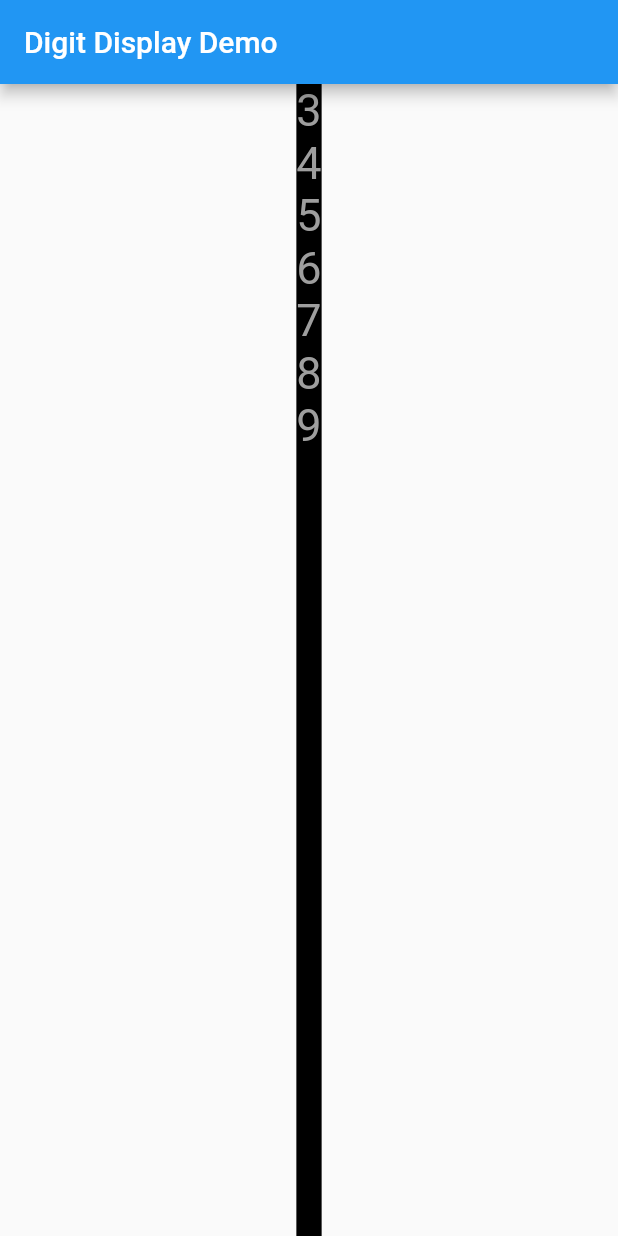
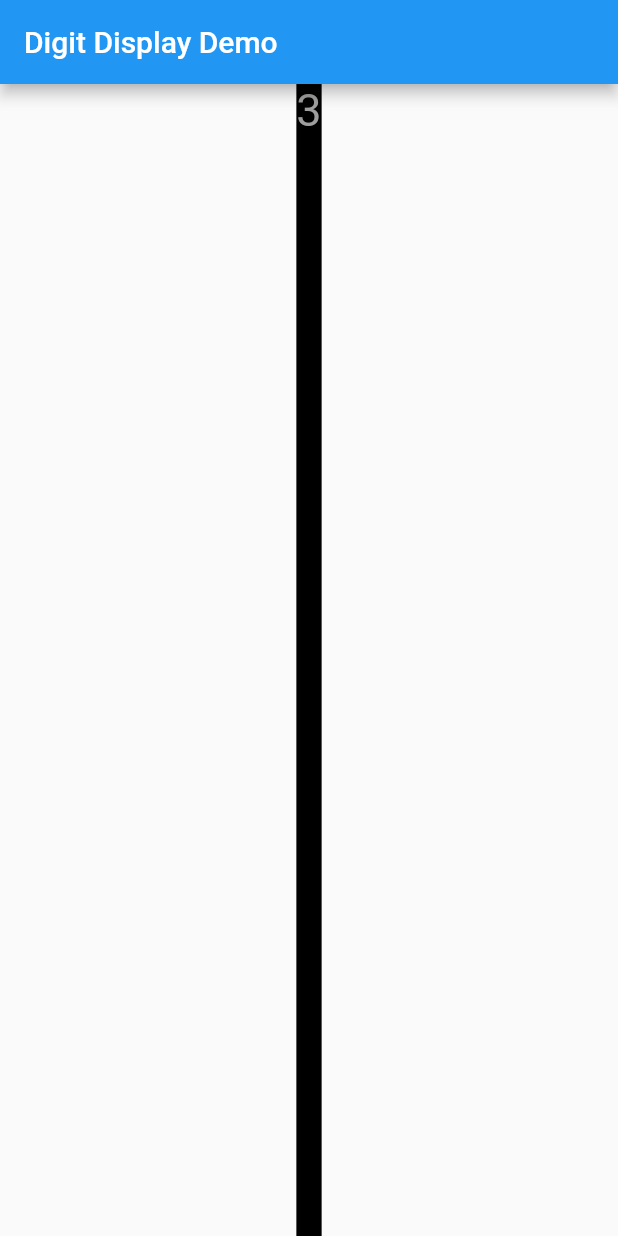
Before and after one commit to martindobrev/animated_digit_display, a Flutter app: the screen it shows after launch, on a phone screen of 412 x 824 dp. Run offline on Flutter 3.47's test engine with Material 2 defaults, Android fonts, the phone set to English and light mode, and no system bars.

Commit message:
step0-5 add clipping to show only single digit

```diff
--- a/lib/single_digit.dart
+++ b/lib/single_digit.dart
@@ -31,6 +31,8 @@ class _SingleDigitState extends State<SingleDigit> {
 
     return Container(
       decoration: _boxDecoration,
+      child: ClipRect(
+        clipper: CustomDigitClipper(digitSize),
           child: Transform.translate(
           offset: Offset(0, - value * digitSize.height),
           child: Column(
@@ -38,6 +40,7 @@ class _SingleDigitState extends State<SingleDigit> {
               for (var i = 0; i < 10; i++)
                 Text(i.toString(), style: _textStyle)   // ADD STYLE TO THE TEXT
             ],
+          ),
         ),
       ),
     );
@@ -56,3 +59,19 @@ class _SingleDigitState extends State<SingleDigit> {
     return painter.size;
   }
 }
+
+class CustomDigitClipper extends CustomClipper<Rect> {
+  CustomDigitClipper(this.digitSize);
+  final Size digitSize;
+
+  @override
+  Rect getClip(Size size) {
+    return Rect.fromPoints(
+        Offset.zero, Offset(digitSize.width, digitSize.height));
+  }
+
+  @override
+  bool shouldReclip(CustomClipper<Rect> oldClipper) {
+    return false;
+  }
+}
```
Lines whose indentation alone changed are shown as unchanged.
